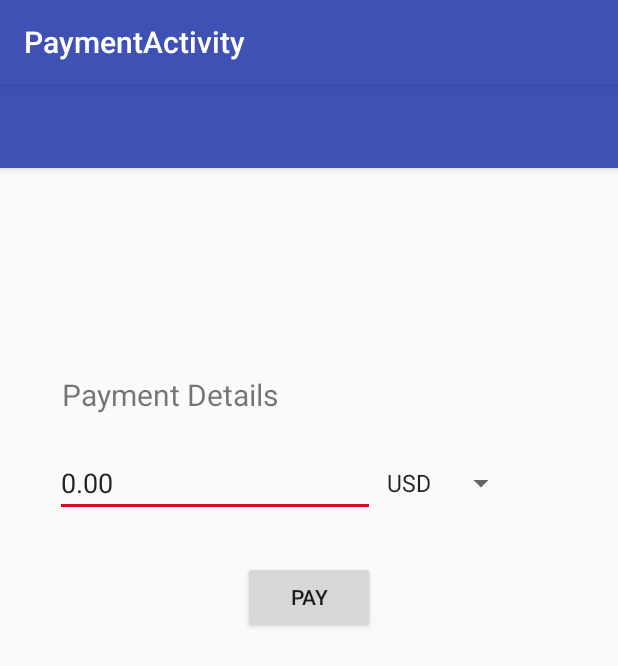
After one commit to daiemna/androidTutorial, an Android app: the PaymentActivity screen opened directly, with no data from a screen before it, on a phone screen of 412 x 824 dp. The commit adds this screen. Shown: the top 666 px of the screen. Run offline under Robolectric (Android 15) with nearby library versions, the light colour scheme and no system bars; 1 statement that could not run was skipped.

Commit message:
add four activities.

```diff
--- /dev/null
+++ b/app/src/main/java/siaimaging/paysol/activities/PaymentActivity.java
@@ -0,0 +1,58 @@
+package siaimaging.paysol.activities;
+
+import android.os.Bundle;
+import android.support.design.widget.FloatingActionButton;
+import android.support.design.widget.Snackbar;
+import android.support.v7.app.AppCompatActivity;
+import android.support.v7.widget.Toolbar;
+import android.util.Log;
+import android.view.View;
+import android.widget.AdapterView;
+import android.widget.ArrayAdapter;
+import android.widget.Spinner;
+
+
+import siaimaging.paysol.R;
+
+public class PaymentActivity extends AppCompatActivity {
+
+    private final String className = this.getClass().getSimpleName();
+
+
+
+    @Override
+    protected void onCreate(Bundle savedInstanceState) {
+        Log.i(className, "Constructor called for payment activity.");
+        super.onCreate(savedInstanceState);
+        setContentView(R.layout.activity_payment);
+
+        // provide items of the drop down list
+        Spinner spinner = (Spinner) findViewById(R.id.payment_currency_spinner);
+        ArrayAdapter<CharSequence> adapter = ArrayAdapter.createFromResource(this,
+                                        R.array.currencies, android.R.layout.simple_spinner_item);
+        adapter.setDropDownViewResource(android.R.layout.simple_spinner_dropdown_item);
+        spinner.setAdapter(adapter);
+
+        spinner.setOnItemSelectedListener(new AdapterView.OnItemSelectedListener() {
+            @Override
+            public void onItemSelected(AdapterView<?> parent, View view, int position, long id) {
+                Log.i(className, "In onItemSelected");
+                Log.i(className, "Position:" + position);
+                Log.i(className, "ID:" + id);
+            }
+
+            @Override
+            public void onNothingSelected(AdapterView<?> parent) {
+                Log.i(className, "In onNothingSelected");
+            }
+        });
+
+        Toolbar toolbar = (Toolbar) findViewById(R.id.toolbar);
+        setSupportActionBar(toolbar);
+    }
+
+    private void onSpinnerClick(){
+        Log.i(className, "Response to spinner click. OK.");
+    }
+
+}
--- /dev/null
+++ b/app/src/main/res/layout/activity_payment.xml
@@ -0,0 +1,20 @@
+<?xml version="1.0" encoding="utf-8"?>
+<android.support.design.widget.CoordinatorLayout
+    xmlns:android="http://schemas.android.com/apk/res/android"
+    xmlns:app="http://schemas.android.com/apk/res-auto"
+    xmlns:tools="http://schemas.android.com/tools" android:layout_width="match_parent"
+    android:layout_height="match_parent" android:fitsSystemWindows="true"
+    tools:context="siaimaging.paysol.activities.PaymentActivity">
+
+    <android.support.design.widget.AppBarLayout android:layout_height="wrap_content"
+        android:layout_width="match_parent" android:theme="@style/AppTheme.AppBarOverlay">
+
+        <android.support.v7.widget.Toolbar android:id="@+id/toolbar"
+            android:layout_width="match_parent" android:layout_height="?attr/actionBarSize"
+            android:background="?attr/colorPrimary" app:popupTheme="@style/AppTheme.PopupOverlay" />
+
+    </android.support.design.widget.AppBarLayout>
+
+    <include layout="@layout/content_payment" />
+
+</android.support.design.widget.CoordinatorLayout>
--- /dev/null
+++ b/app/src/main/res/layout/content_payment.xml
@@ -0,0 +1,62 @@
+<?xml version="1.0" encoding="utf-8"?>
+<RelativeLayout xmlns:android="http://schemas.android.com/apk/res/android"
+    xmlns:tools="http://schemas.android.com/tools"
+    xmlns:app="http://schemas.android.com/apk/res-auto" android:layout_width="match_parent"
+    android:layout_height="match_parent" android:paddingLeft="@dimen/activity_horizontal_margin"
+    android:paddingRight="@dimen/activity_horizontal_margin"
+    android:paddingTop="@dimen/activity_vertical_margin"
+    android:paddingBottom="@dimen/activity_vertical_margin"
+    app:layout_behavior="@string/appbar_scrolling_view_behavior"
+    tools:showIn="@layout/activity_payment"
+    tools:context="siaimaging.paysol.activities.PaymentActivity">
+
+    <Button
+        android:layout_width="wrap_content"
+        android:layout_height="wrap_content"
+        android:text="Pay"
+        android:id="@+id/payment_pay_button"
+        android:width="50dp"
+        android:height="25dp"
+        android:layout_below="@+id/payment_amount_textfield"
+        android:layout_centerHorizontal="true"
+        android:layout_marginTop="29dp" />
+
+    <TextView
+        android:layout_width="wrap_content"
+        android:layout_height="50dp"
+        android:text=" Payment Details"
+        android:id="@+id/payment_payment_details"
+        android:width="50dp"
+        android:height="50dp"
+        android:textSize="20dp"
+        android:layout_alignParentTop="true"
+        android:layout_alignLeft="@+id/payment_amount_textfield"
+        android:layout_alignStart="@+id/payment_amount_textfield"
+        android:layout_marginTop="121dp"
+        android:layout_alignRight="@+id/payment_amount_textfield"
+        android:layout_alignEnd="@+id/payment_amount_textfield"
+        android:textIsSelectable="false" />
+
+    <EditText
+        android:layout_width="wrap_content"
+        android:layout_height="wrap_content"
+        android:inputType="numberDecimal"
+        android:ems="10"
+        android:id="@+id/payment_amount_textfield"
+        android:layout_below="@+id/payment_payment_details"
+        android:layout_toStartOf="@+id/payment_pay_button"
+        android:text="0.00"
+        android:layout_alignRight="@+id/payment_pay_button"
+        android:layout_alignEnd="@+id/payment_pay_button" />
+
+    <Spinner
+        android:layout_width="wrap_content"
+        android:layout_height="wrap_content"
+        android:id="@+id/payment_currency_spinner"
+        android:spinnerMode="dropdown"
+        android:layout_alignBottom="@+id/payment_amount_textfield"
+        android:layout_toRightOf="@+id/payment_pay_button"
+        android:layout_toEndOf="@+id/payment_pay_button"
+        android:layout_below="@+id/payment_payment_details" />
+
+</RelativeLayout>
--- a/app/src/main/res/values/dimens.xml
+++ b/app/src/main/res/values/dimens.xml
@@ -2,4 +2,5 @@
     <!-- Default screen margins, per the Android Design guidelines. -->
     <dimen name="activity_horizontal_margin">16dp</dimen>
     <dimen name="activity_vertical_margin">16dp</dimen>
+    <dimen name="fab_margin">16dp</dimen>
 </resources>
--- a/app/src/main/res/values/strings.xml
+++ b/app/src/main/res/values/strings.xml
@@ -21,4 +21,14 @@
     <!--<string name="string">String</string>-->
     <string name="error_field_empty">This field should not be empty</string>
     <string name="error_password_fields_mismatch">Password should match with Retyped Password</string>
+    <string name="title_activity_payment">PaymentActivity</string>
+    <string name="title_activity_verification">VerificationActivity</string>
+
+    <string-array name="currencies">
+        <item>USD</item>
+        <item>EUR</item>
+        <item>PKR</item>
+    </string-array>
+    <string name="title_activity_verification_progress">VerificationProgress</string>
+
 </resources>
--- a/app/src/main/res/values/styles.xml
+++ b/app/src/main/res/values/styles.xml
@@ -19,5 +19,11 @@
     <style name="FullscreenActionBarStyle" parent="Widget.AppCompat.ActionBar">
         <item name="android:background">@color/black_overlay</item>
     </style>
+    <style name="AppTheme.NoActionBar">
+        <item name="windowActionBar">false</item>
+        <item name="windowNoTitle">true</item>
+    </style>
+    <style name="AppTheme.AppBarOverlay" parent="ThemeOverlay.AppCompat.Dark.ActionBar" />
+    <style name="AppTheme.PopupOverlay" parent="ThemeOverlay.AppCompat.Light" />
 
 </resources>
```
Also changed, not shown: app/src/main/AndroidManifest.xml (+25 -3 lines), app/src/main/java/siaimaging/paysol/activities/SplashActivity.java (+16 -0 lines), app/src/main/java/siaimaging/paysol/activities/VerificationActivity.java (added, +50 -0 lines), app/src/main/java/siaimaging/paysol/activities/VerificationFailedActivity.java (added, +15 -0 lines), app/src/main/java/siaimaging/paysol/activities/VerificationSuccessActivity.java (added, +15 -0 lines), app/src/main/res/layout/activity_verification.xml (added, +34 -0 lines), app/src/main/res/layout/activity_verification_failed.xml (added, +30 -0 lines), app/src/main/res/layout/activity_verification_success.xml (added, +19 -0 lines), app/src/main/res/values-v21/styles.xml (added, +8 -0 lines), app/src/main/res/drawable/accepted.jpg (added).
